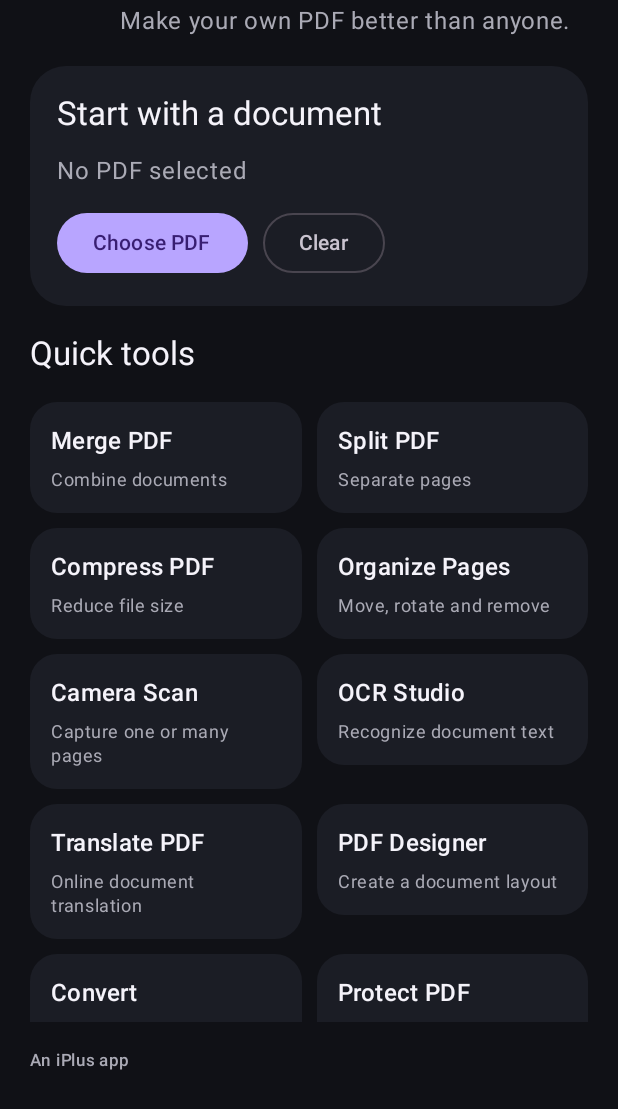
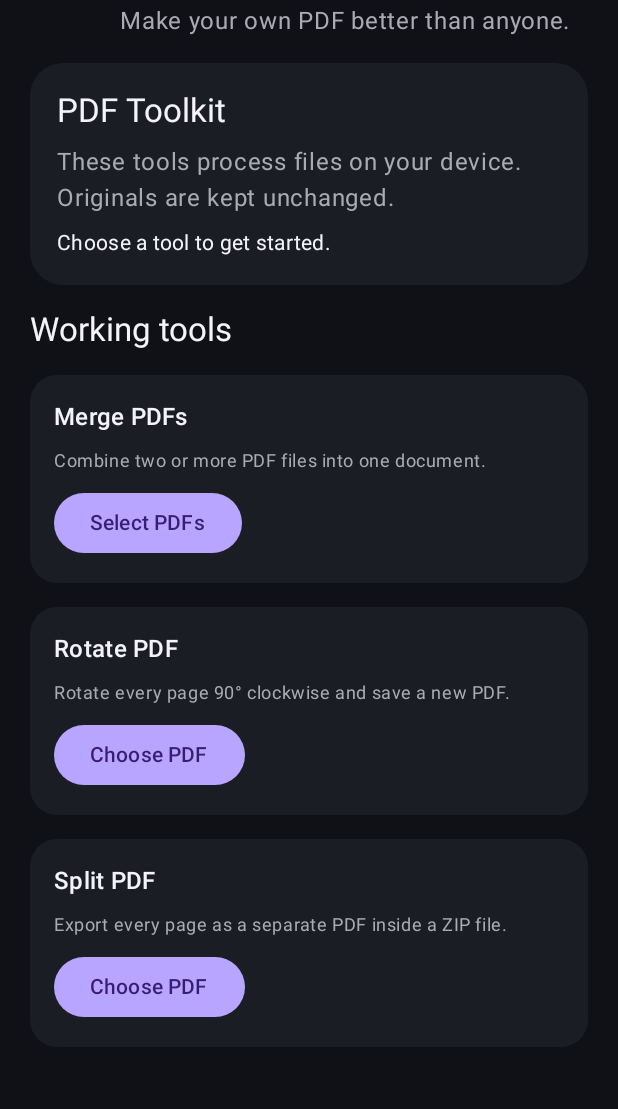
Before and after one commit to iplus009/iplus009-paper-plan-, an Android app built with Jetpack Compose: the screen it shows after launch (MainActivity), on a phone screen of 412 x 824 dp, the part 127-1236 px from its top. Run offline under Robolectric (Android 15) with nearby library versions, the phone set to English and light mode, and no system bars.

Commit message:
feat: replace demo tool cards with working PDF merge rotate and split flows

```diff
--- a/app/src/main/java/com/paperplan/app/feature/home/HomeScreen.kt
+++ b/app/src/main/java/com/paperplan/app/feature/home/HomeScreen.kt
@@ -1,5 +1,6 @@
 package com.paperplan.app.feature.home
 
+import android.content.Context
 import android.net.Uri
 import androidx.activity.compose.rememberLauncherForActivityResult
 import androidx.activity.result.contract.ActivityResultContracts
@@ -11,9 +12,7 @@ import androidx.compose.foundation.layout.fillMaxSize
 import androidx.compose.foundation.layout.fillMaxWidth
 import androidx.compose.foundation.layout.padding
 import androidx.compose.foundation.layout.size
-import androidx.compose.foundation.lazy.grid.GridCells
-import androidx.compose.foundation.lazy.grid.LazyVerticalGrid
-import androidx.compose.foundation.lazy.grid.items
+import androidx.compose.foundation.lazy.LazyColumn
 import androidx.compose.foundation.shape.RoundedCornerShape
 import androidx.compose.material3.Button
 import androidx.compose.material3.Card
@@ -26,32 +25,114 @@ import androidx.compose.runtime.Composable
 import androidx.compose.runtime.getValue
 import androidx.compose.runtime.mutableStateOf
 import androidx.compose.runtime.remember
+import androidx.compose.runtime.rememberCoroutineScope
 import androidx.compose.runtime.setValue
 import androidx.compose.ui.Alignment
 import androidx.compose.ui.Modifier
+import androidx.compose.ui.platform.LocalContext
 import androidx.compose.ui.res.painterResource
 import androidx.compose.ui.unit.dp
 import com.paperplan.app.R
+import com.paperplan.app.core.pdf.PdfToolkit
 import com.paperplan.app.core.ui.theme.PaperMuted
+import kotlinx.coroutines.Dispatchers
+import kotlinx.coroutines.launch
+import kotlinx.coroutines.withContext
+
+private enum class PdfAction { MERGE, ROTATE, SPLIT }
 
 @Composable
 fun HomeScreen() {
-    var selectedPdf by remember { mutableStateOf<Uri?>(null) }
-    var selectedName by remember { mutableStateOf("No PDF selected") }
-    val pdfPicker = rememberLauncherForActivityResult(
-        contract = ActivityResultContracts.OpenDocument()
-    ) { uri ->
+    val context = LocalContext.current
+    val scope = rememberCoroutineScope()
+    var pendingAction by remember { mutableStateOf<PdfAction?>(null) }
+    var pendingUris by remember { mutableStateOf<List<Uri>>(emptyList()) }
+    var status by remember { mutableStateOf("Choose a tool to get started.") }
+    var busy by remember { mutableStateOf(false) }
+
+    val savePdf = rememberLauncherForActivityResult(ActivityResultContracts.CreateDocument("application/pdf")) { output ->
+        val action = pendingAction
+        if (output != null && action != null) {
+            scope.launch {
+                busy = true
+                status = "Processing PDF…"
+                val result = runCatching {
+                    withContext(Dispatchers.IO) {
+                        context.contentResolver.openOutputStream(output)?.use { stream ->
+                            val toolkit = PdfToolkit(context)
+                            when (action) {
+                                PdfAction.MERGE -> toolkit.merge(pendingUris, stream)
+                                PdfAction.ROTATE -> toolkit.rotateAllPages(pendingUris.single(), stream)
+                                PdfAction.SPLIT -> error("Select ZIP output for split.")
+                            }
+                        } ?: error("Could not create the output file.")
+                    }
+                }
+                status = result.fold({ "Done. Your new PDF has been saved." }, { "Failed: ${it.message ?: "Unknown error"}" })
+                busy = false
+                pendingAction = null
+                pendingUris = emptyList()
+            }
+        } else if (output == null) {
+            status = "Save cancelled. Your original files were not changed."
+        }
+    }
+
+    val saveZip = rememberLauncherForActivityResult(ActivityResultContracts.CreateDocument("application/zip")) { output ->
+        val action = pendingAction
+        if (output != null && action == PdfAction.SPLIT && pendingUris.isNotEmpty()) {
+            scope.launch {
+                busy = true
+                status = "Splitting pages…"
+                val result = runCatching {
+                    withContext(Dispatchers.IO) {
+                        context.contentResolver.openOutputStream(output)?.use { stream ->
+                            PdfToolkit(context).splitIntoZip(pendingUris.single(), stream)
+                        } ?: error("Could not create the ZIP file.")
+                    }
+                }
+                status = result.fold({ "Done. Each page is saved as a separate PDF in the ZIP." }, { "Failed: ${it.message ?: "Unknown error"}" })
+                busy = false
+                pendingAction = null
+                pendingUris = emptyList()
+            }
+        } else if (output == null) {
+            status = "Save cancelled. Your original file was not changed."
+        }
+    }
+
+    val pickMany = rememberLauncherForActivityResult(ActivityResultContracts.OpenMultipleDocuments()) { uris ->
+        if (uris.size >= 2) {
+            pendingUris = uris
+            pendingAction = PdfAction.MERGE
+            savePdf.launch("PaperPlan-Merged.pdf")
+        } else {
+            status = "Select at least two PDF files to merge."
+        }
+    }
+
+    val pickRotate = rememberLauncherForActivityResult(ActivityResultContracts.OpenDocument()) { uri ->
         if (uri != null) {
-            selectedPdf = uri
-            selectedName = uri.lastPathSegment ?: "PDF selected"
+            pendingUris = listOf(uri)
+            pendingAction = PdfAction.ROTATE
+            savePdf.launch("PaperPlan-Rotated.pdf")
+        }
+    }
+
+    val pickSplit = rememberLauncherForActivityResult(ActivityResultContracts.OpenDocument()) { uri ->
+        if (uri != null) {
+            pendingUris = listOf(uri)
+            pendingAction = PdfAction.SPLIT
+            saveZip.launch("PaperPlan-Split-Pages.zip")
         }
     }
 
     Surface(Modifier.fillMaxSize(), color = MaterialTheme.colorScheme.background) {
-        Column(
+        LazyColumn(
             modifier = Modifier.fillMaxSize().padding(horizontal = 20.dp, vertical = 24.dp),
-            verticalArrangement = Arrangement.spacedBy(18.dp)
+            verticalArrangement = Arrangement.spacedBy(16.dp)
         ) {
+            item {
                 Row(
                     verticalAlignment = Alignment.CenterVertically,
                     horizontalArrangement = Arrangement.spacedBy(12.dp)
@@ -67,54 +148,81 @@ fun HomeScreen() {
                         Text("Make your own PDF better than anyone.", color = PaperMuted)
                     }
                 }
-
+            }
+            item {
                 Card(
                     modifier = Modifier.fillMaxWidth(),
-                shape = RoundedCornerShape(24.dp),
+                    shape = RoundedCornerShape(22.dp),
                     colors = CardDefaults.cardColors(containerColor = MaterialTheme.colorScheme.surface)
                 ) {
-                Column(
-                    Modifier.fillMaxWidth().padding(18.dp),
-                    verticalArrangement = Arrangement.spacedBy(12.dp)
-                ) {
-                    Text("Start with a document", style = MaterialTheme.typography.titleLarge)
-                    Text(selectedName, color = PaperMuted, maxLines = 1)
-                    Row(horizontalArrangement = Arrangement.spacedBy(10.dp)) {
-                        Button(onClick = { pdfPicker.launch(arrayOf("application/pdf")) }) {
-                            Text(if (selectedPdf == null) "Choose PDF" else "Change PDF")
+                    Column(Modifier.padding(18.dp), verticalArrangement = Arrangement.spacedBy(8.dp)) {
+                        Text("PDF Toolkit", style = MaterialTheme.typography.titleLarge)
+                        Text("These tools process files on your device. Originals are kept unchanged.", color = PaperMuted)
+                        Text(status, style = MaterialTheme.typography.bodyMedium)
+                        if (busy) Text("Please keep Paper Plan open until processing finishes.", color = MaterialTheme.colorScheme.secondary)
                     }
-                        OutlinedButton(onClick = {
-                            selectedPdf = null
-                            selectedName = "No PDF selected"
-                        }) { Text("Clear") }
+                }
+            }
+            item { Text("Working tools", style = MaterialTheme.typography.titleLarge) }
+            item {
+                ToolCard(
+                    title = "Merge PDFs",
+                    description = "Combine two or more PDF files into one document.",
+                    enabled = !busy,
+                    action = { pickMany.launch(arrayOf("application/pdf")) },
+                    button = "Select PDFs"
+                )
+            }
+            item {
+                ToolCard(
+                    title = "Rotate PDF",
+                    description = "Rotate every page 90° clockwise and save a new PDF.",
+                    enabled = !busy,
+                    action = { pickRotate.launch(arrayOf("application/pdf")) },
+                    button = "Choose PDF"
+                )
+            }
+            item {
+                ToolCard(
+                    title = "Split PDF",
+                    description = "Export every page as a separate PDF inside a ZIP file.",
+                    enabled = !busy,
+                    action = { pickSplit.launch(arrayOf("application/pdf")) },
+                    button = "Choose PDF"
+                )
+            }
+            item {
+                Text(
+                    "More tools will appear here only after their processing and export flows are implemented and tested.",
+                    style = MaterialTheme.typography.bodySmall,
+                    color = PaperMuted,
+                    modifier = Modifier.padding(bottom = 12.dp)
+                )
+            }
         }
     }
 }
 
-            Text("Quick tools", style = MaterialTheme.typography.titleLarge)
-            LazyVerticalGrid(
-                columns = GridCells.Fixed(2),
-                modifier = Modifier.weight(1f),
-                verticalArrangement = Arrangement.spacedBy(10.dp),
-                horizontalArrangement = Arrangement.spacedBy(10.dp)
+@Composable
+private fun ToolCard(
+    title: String,
+    description: String,
+    enabled: Boolean,
+    action: () -> Unit,
+    button: String
 ) {
-                items(paperPlanTools) { tool ->
     Card(
         modifier = Modifier.fillMaxWidth(),
         shape = RoundedCornerShape(18.dp),
         colors = CardDefaults.cardColors(containerColor = MaterialTheme.colorScheme.surface)
     ) {
         Column(
-                            Modifier.fillMaxWidth().padding(14.dp),
-                            verticalArrangement = Arrangement.spacedBy(6.dp)
+            Modifier.fillMaxWidth().padding(16.dp),
+            verticalArrangement = Arrangement.spacedBy(9.dp)
         ) {
-                            Text(tool.title, style = MaterialTheme.typography.titleMedium)
-                            Text(tool.subtitle, style = MaterialTheme.typography.bodySmall, color = PaperMuted)
+            Text(title, style = MaterialTheme.typography.titleMedium)
+            Text(description, style = MaterialTheme.typography.bodySmall, color = PaperMuted)
+            Button(onClick = action, enabled = enabled) { Text(button) }
         }
     }
 }
-            }
-            Text("An iPlus app", style = MaterialTheme.typography.labelSmall, color = PaperMuted)
-        }
-    }
-}
```
Lines whose indentation alone changed are shown as unchanged.
